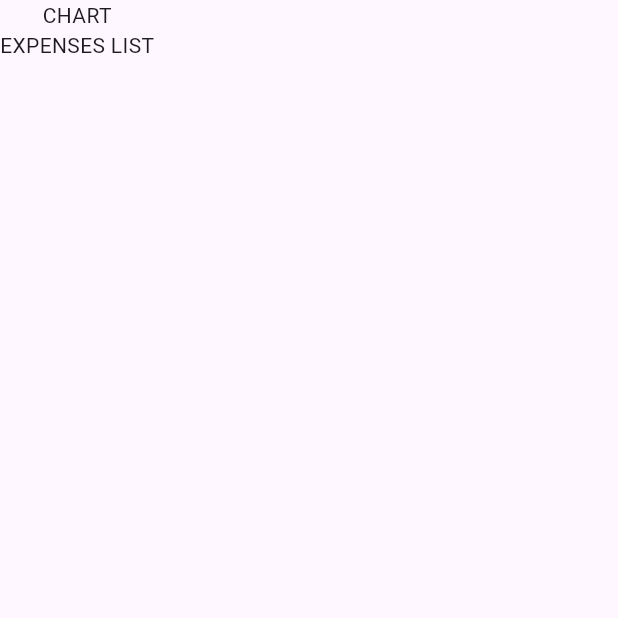
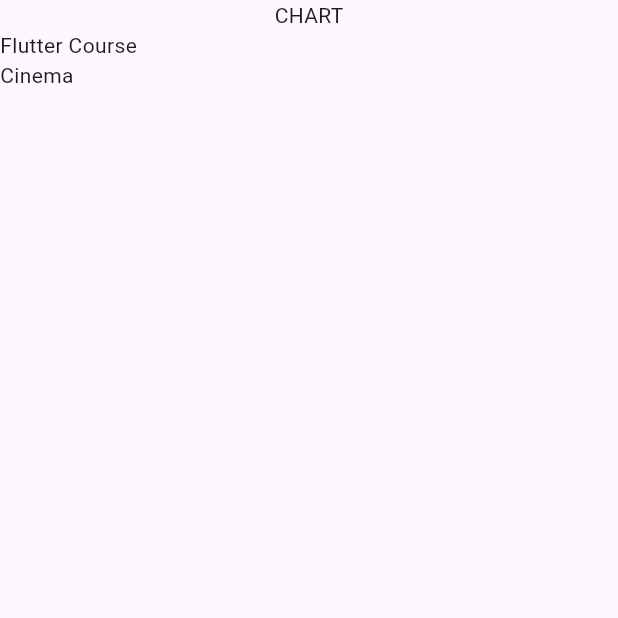
Before and after one commit to weitecklee/expense_tracker_app, a Flutter app: the screen it shows after launch, on a phone screen of 412 x 824 dp, the top half of it. Run offline on Flutter 3.47's test engine with Material 3 defaults, Android fonts, the phone set to English and light mode, and no system bars.

Commit message:
some dummy data, display expenses with ListView

```diff
--- a/lib/expenses.dart
+++ b/lib/expenses.dart
@@ -1,3 +1,5 @@
+import 'package:expense_tracker_app/expenses_list.dart';
+import 'package:expense_tracker_app/models/expense.dart';
 import 'package:flutter/material.dart';
 
 class Expenses extends StatefulWidget {
@@ -8,13 +10,30 @@ class Expenses extends StatefulWidget {
 }
 
 class _ExpensesState extends State<Expenses> {
+  final List<Expense> _registeredExpenses = [
+    Expense(
+      title: 'Flutter Course',
+      amount: 19.99,
+      date: DateTime.now(),
+      category: Category.work,
+    ),
+    Expense(
+      title: 'Cinema',
+      amount: 15.46,
+      date: DateTime.now(),
+      category: Category.leisure,
+    ),
+  ];
+
   @override
   Widget build(BuildContext context) {
-    return const Scaffold(
+    return Scaffold(
       body: Column(
         children: [
-          Text('CHART'),
-          Text('EXPENSES LIST'),
+          const Text('CHART'),
+          Expanded(
+            child: ExpensesList(expenses: _registeredExpenses),
+          ),
         ],
       ),
     );
--- /dev/null
+++ b/lib/expenses_list.dart
@@ -0,0 +1,19 @@
+import 'package:expense_tracker_app/models/expense.dart';
+import 'package:flutter/material.dart';
+
+class ExpensesList extends StatelessWidget {
+  const ExpensesList({
+    super.key,
+    required this.expenses,
+  });
+
+  final List<Expense> expenses;
+
+  @override
+  Widget build(BuildContext context) {
+    return ListView.builder(
+      itemCount: expenses.length,
+      itemBuilder: (ctx, i) => Text(expenses[i].title),
+    );
+  }
+}
--- a/lib/models/expense.dart
+++ b/lib/models/expense.dart
@@ -21,5 +21,5 @@ class Expense {
   final String title;
   final double amount;
   final DateTime date;
-  final String category;
+  final Category category;
 }
```
